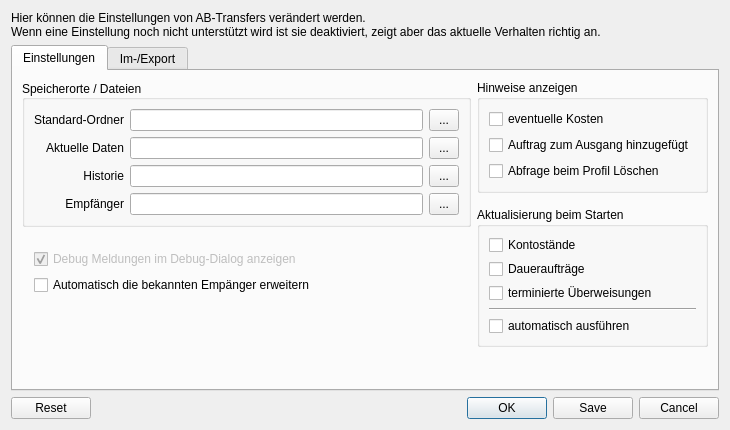
Qt form src/dialogs/dialogsettings.ui (schmufu/abtransfers) before a commit.
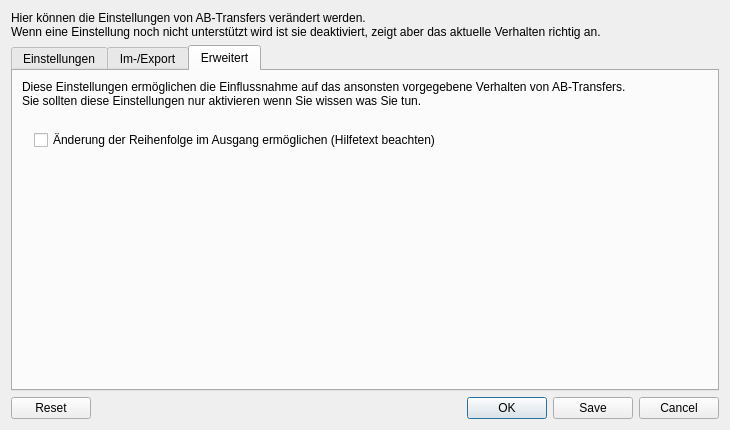
The same form after that commit. Icons and pictures are not drawn.

Commit message: Einstellungen um "Advanced Settings" Erweitert

Patch:
```diff
--- a/src/dialogs/dialogsettings.ui
+++ b/src/dialogs/dialogsettings.ui
@@ -46,7 +46,7 @@
    <item>
     <widget class="QTabWidget" name="tabWidget">
      <property name="currentIndex">
-      <number>0</number>
+      <number>2</number>
      </property>
      <widget class="QWidget" name="tab_general">
       <attribute name="title">
@@ -311,7 +311,7 @@
              <property name="sizeHint" stdset="0">
               <size>
                <width>20</width>
-               <height>40</height>
+               <height>8</height>
               </size>
              </property>
             </spacer>
@@ -364,7 +364,14 @@
               <item>
                <widget class="QCheckBox" name="checkBox_warnDeleteProfile">
                 <property name="text">
-                 <string>Abfrage beim Profil Löschen</string>
+                 <string>Abfrage bei Im-/Export Profil löschen</string>
+                </property>
+               </widget>
+              </item>
+              <item>
+               <widget class="QCheckBox" name="checkBox_warnDeleteHistory">
+                <property name="text">
+                 <string>Abfrage bei Historie-Eintrag löschen</string>
                 </property>
                </widget>
               </item>
@@ -496,7 +503,7 @@
              <property name="sizeHint" stdset="0">
               <size>
                <width>20</width>
-               <height>40</height>
+               <height>8</height>
               </size>
              </property>
             </spacer>
@@ -683,6 +690,60 @@
        </item>
       </layout>
      </widget>
+     <widget class="QWidget" name="tab_advanced">
+      <attribute name="title">
+       <string>Erweitert</string>
+      </attribute>
+      <layout class="QVBoxLayout" name="verticalLayout_10">
+       <item>
+        <widget class="QLabel" name="label_7">
+         <property name="text">
+          <string>&lt;html&gt;&lt;head/&gt;&lt;body&gt;&lt;p&gt;Diese Einstellungen ermöglichen die Einflussnahme auf das ansonsten vorgegebene Verhalten von AB-Transfers.&lt;br /&gt;Sie sollten diese Einstellungen nur aktivieren wenn Sie wissen was Sie tun.&lt;/p&gt;&lt;/body&gt;&lt;/html&gt;</string>
+         </property>
+         <property name="wordWrap">
+          <bool>true</bool>
+         </property>
+        </widget>
+       </item>
+       <item>
+        <layout class="QVBoxLayout" name="verticalLayout_9">
+         <property name="leftMargin">
+          <number>12</number>
+         </property>
+         <property name="topMargin">
+          <number>16</number>
+         </property>
+         <item>
+          <widget class="QCheckBox" name="checkBox_adv_manualOutboxRearrange">
+           <property name="whatsThis">
+            <string>Wenn diese Option aktiviert ist können die Aufträge im Ausgang in der vorgegebenen Reihenfolge verändert werden.
+
+Je nachdem an welcher Position ein Auftrag zur Bank gesendet wird kann dies Auswirkungen auf die Antwort der Bank haben.
+
+Außerdem hat eine Verschiebung unter Umständen Einfluss darauf an welche Stelle ein neuer Aufträge in den Ausgang eingereiht wird!</string>
+           </property>
+           <property name="text">
+            <string>Änderung der Reihenfolge im Ausgang ermöglichen (Hilfetext beachten)</string>
+           </property>
+          </widget>
+         </item>
+         <item>
+          <spacer name="verticalSpacer_4">
+           <property name="orientation">
+            <enum>Qt::Vertical</enum>
+           </property>
+           <property name="sizeHint" stdset="0">
+            <size>
+             <width>20</width>
+             <height>40</height>
+            </size>
+           </property>
+          </spacer>
+         </item>
+        </layout>
+       </item>
+      </layout>
+     </widget>
     </widget>
    </item>
    <item>
```
The commit also changes 3 other files.
